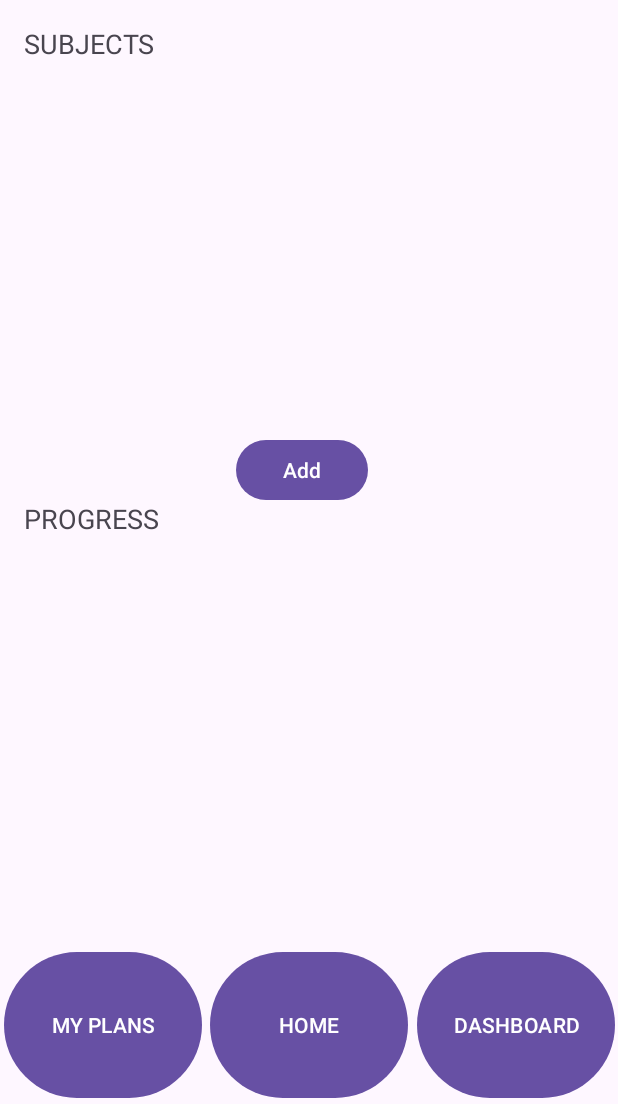
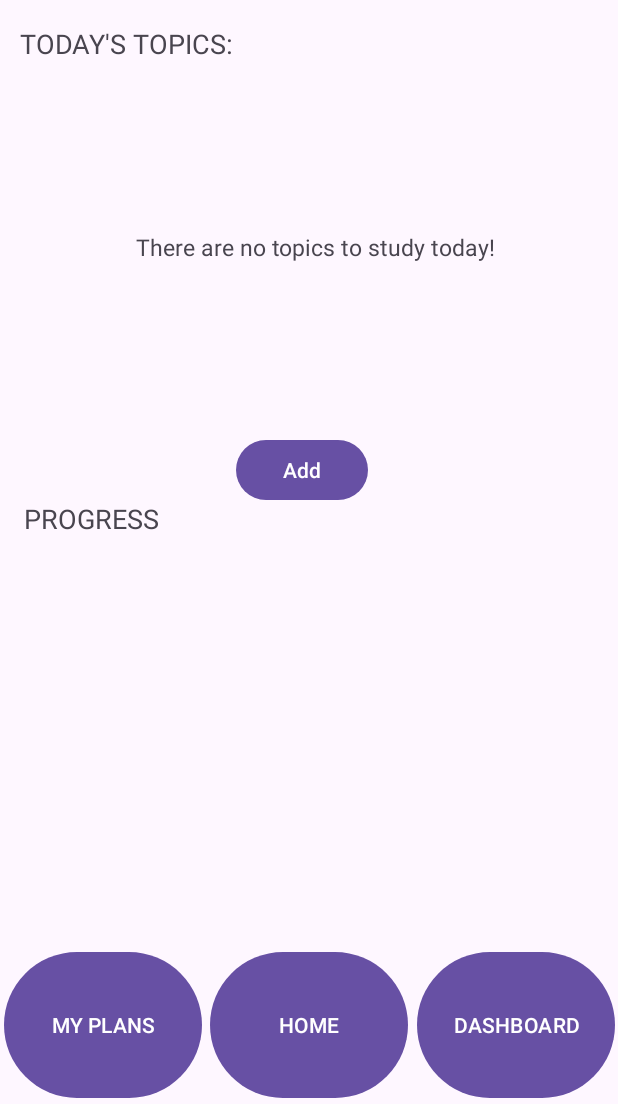
Before and after one commit to barbioo/UniPlan, an Android app: the screen it shows after launch (MainActivity), on a phone screen of 412 x 824 dp, the part 132-1236 px from its top. Run offline under Robolectric (Android 15) with nearby library versions, the phone set to English and light mode, and no system bars.

Commit message:
Aggiunta dei topic del giorno corrente

```diff
--- a/app/src/main/java/com/main/objects/Occurence.kt
+++ b/app/src/main/java/com/main/objects/Occurence.kt
@@ -60,5 +60,9 @@ class Occurrence(
         return "Occurrence(subject='$subject', date=$date, topic='$topic', done='$done')"
     }
 
+    fun equals(occurrence: Occurrence): Boolean {
+        return if (this.subject == occurrence.subject && this.topic == occurrence.topic && this.date == occurrence.date) true else false
+    }
+
 
 }
--- a/app/src/main/java/com/main/uniplan/Plan.kt
+++ b/app/src/main/java/com/main/uniplan/Plan.kt
@@ -71,7 +71,7 @@ class Plan : AppCompatActivity() {
         return res;
     }
 
-    fun addButtons(context: Context, list: MutableList<Subject>) {
+    private fun addButtons(context: Context, list: MutableList<Subject>) {
         val buttonStyle = androidx.appcompat.R.style.Widget_AppCompat_Button_Colored
         var iterator = 0;
         for (sub in list.drop(1)) {
--- a/app/src/main/res/layout/activity_main.xml
+++ b/app/src/main/res/layout/activity_main.xml
@@ -80,7 +80,7 @@
         android:id="@+id/textView"
         android:layout_width="wrap_content"
         android:layout_height="wrap_content"
-        android:text="SUBJECTS"
+        android:text="TODAY'S TOPICS:"
         android:textSize="18dp"
         app:layout_constraintBottom_toBottomOf="parent"
         app:layout_constraintEnd_toEndOf="parent"
@@ -126,9 +126,21 @@
         app:layout_constraintVertical_bias="0.229">
 
         <LinearLayout
+            android:id="@+id/subjects"
             android:layout_width="match_parent"
             android:layout_height="wrap_content"
-            android:orientation="vertical" />
+            android:orientation="vertical"
+            android:gravity="center">
+
+            <TextView
+                android:layout_width="wrap_content"
+                android:layout_height="wrap_content"
+                android:text="There are no topics to study today!"
+                android:gravity="center"
+                android:textAlignment="center"
+                android:layout_marginTop="100dp"
+                android:textSize="15dp"/>
+        </LinearLayout>
     </ScrollView>
 
     <ScrollView
@@ -141,6 +153,7 @@
         app:layout_constraintVertical_bias="0.779">
 
         <LinearLayout
+            android:id="@+id/progressBars"
             android:layout_width="match_parent"
             android:layout_height="wrap_content"
             android:orientation="vertical" />
```
Also changed, not shown: app/src/main/java/com/main/uniplan/MainActivity.kt (+112 -13 lines).
